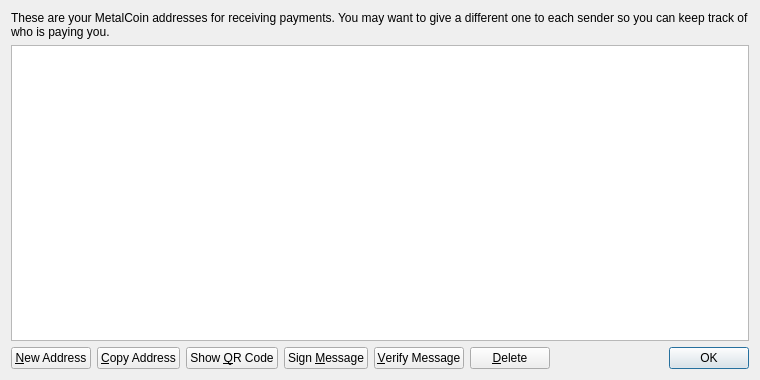
Old version of the form src/qt/forms/addressbookpage.ui in the repository cryptokoin/geocoin2.
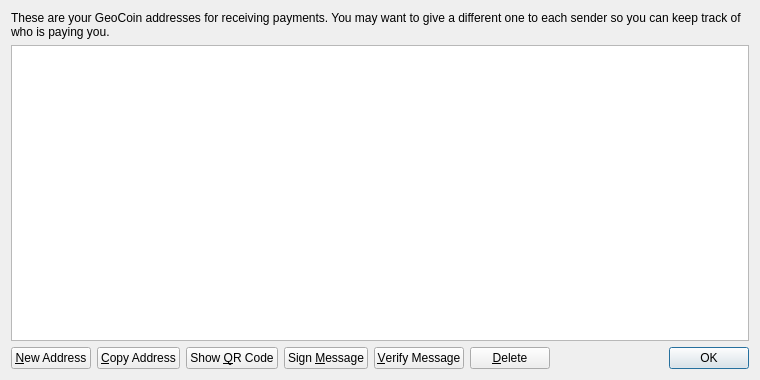
New version of the form. Icons and pictures are not drawn.

What changed in the file:
```diff
--- a/src/qt/forms/addressbookpage.ui
+++ b/src/qt/forms/addressbookpage.ui
@@ -17,7 +17,7 @@
    <item>
     <widget class="QLabel" name="labelExplanation">
      <property name="text">
-      <string>These are your MetalCoin addresses for receiving payments. You may want to give a different one to each sender so you can keep track of who is paying you.</string>
+      <string>These are your GeoCoin addresses for receiving payments. You may want to give a different one to each sender so you can keep track of who is paying you.</string>
      </property>
      <property name="textFormat">
       <enum>Qt::PlainText</enum>
```
Left out of the diff: 4 changed lines with no effect on the pictures.
